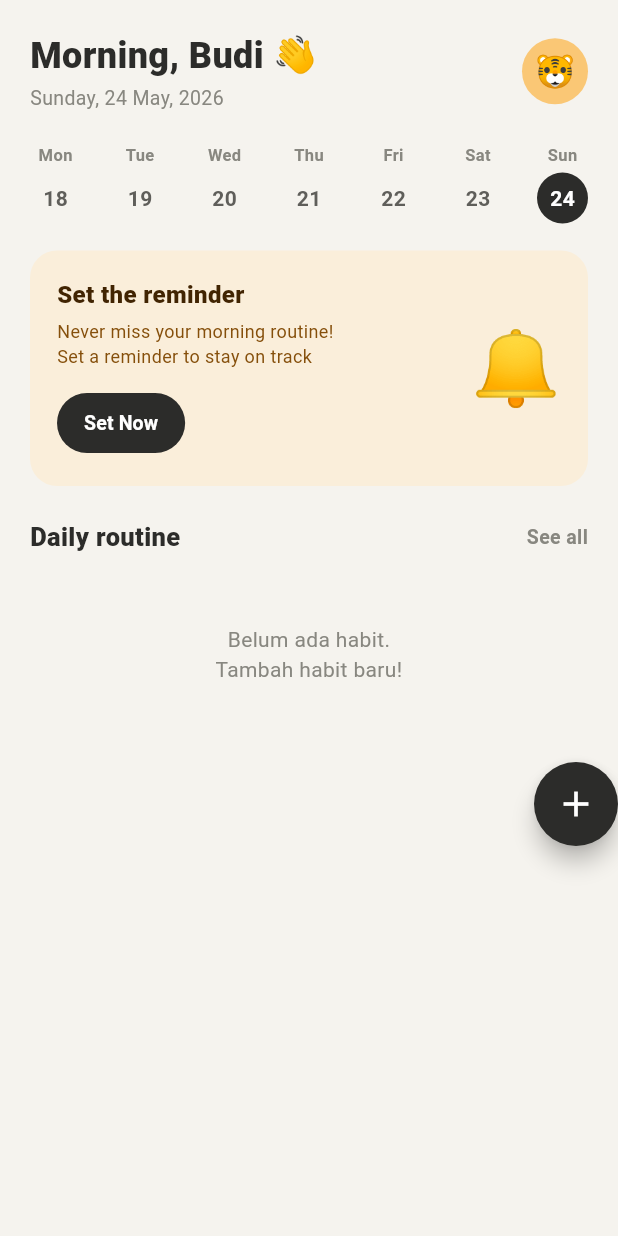
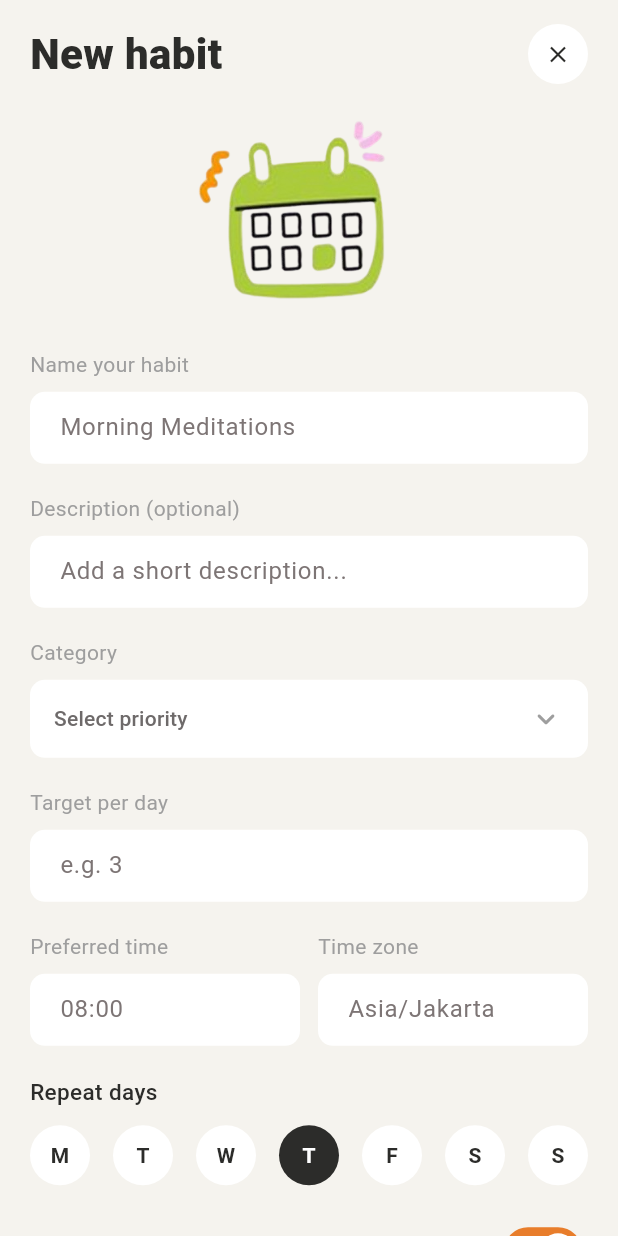
Before and after one commit to Llyod-17/ai-habit-tracker, a Flutter app: the HomePages screen opened directly, after a tap on the "add" icon, on a phone screen of 412 x 824 dp. Run offline on Flutter 3.47's test engine with Material 3 defaults, Android fonts, the phone set to English and light mode, and no system bars; our stand-ins replace get, get_storage, loading_animation_widget; accounts and stored records are empty; network calls fail.

Commit message:
add habit

```diff
--- a/lib/main.dart
+++ b/lib/main.dart
@@ -26,7 +26,7 @@ class MyApp extends StatelessWidget {
       debugShowCheckedModeBanner: false,
       title: 'Habit Tracker',
 
-      home: isLoggedIn ? const HomePages() : const Choose(),
+      home: isLoggedIn ? const HomePages() : const HomePages(),
     );
   }
 }
--- a/lib/view/HomePages.dart
+++ b/lib/view/HomePages.dart
@@ -1,4 +1,5 @@
 import 'package:ai_habit_tracker/controller/HabitController.dart';
+import 'package:ai_habit_tracker/view/addHabit.dart';
 import 'package:flutter/material.dart';
 import 'package:get/get.dart';
 import 'package:intl/intl.dart';
@@ -179,7 +180,7 @@ class _HomePagesState extends State<HomePages> {
                           ),
                         ),
                         GestureDetector(
-                          onTap: () {}, // navigasi ke list semua habit
+                          onTap: () {},
                           child: const Text(
                             'See all',
                             style: TextStyle(fontSize: 13, color: Color(0xFF888780), fontWeight: FontWeight.w600),
@@ -231,7 +232,6 @@ class _HomePagesState extends State<HomePages> {
                               ),
                               child: Row(
                                 children: [
-                                  // Checkbox — tap untuk check-in
                                   GestureDetector(
                                     onTap: () => habitController.checkHabit(id),
                                     child: Container(
@@ -311,7 +311,7 @@ class _HomePagesState extends State<HomePages> {
             Positioned(
               bottom: 24, right: 0,
               child: FloatingActionButton(
-                onPressed: () {},
+                onPressed: () {Get.to(()=> addHabit());},
                 backgroundColor: const Color(0xFF2C2C2A),
                 shape: const CircleBorder(),
                 child: const Icon(Icons.add, color: Colors.white, size: 28),
--- /dev/null
+++ b/lib/view/addHabit.dart
@@ -0,0 +1,302 @@
+import 'package:flutter/material.dart';
+import 'package:ai_habit_tracker/widget/dataInput.dart';
+
+class addHabit extends StatefulWidget {
+  const addHabit({super.key});
+
+  @override
+  State<addHabit> createState() => _addHabitState();
+}
+
+class _addHabitState extends State<addHabit> {
+  final TextEditingController nameController = TextEditingController();
+  final TextEditingController descriptionController = TextEditingController();
+  final TextEditingController targetPerDayController = TextEditingController();
+  final TextEditingController preferredTimeController = TextEditingController();
+  final TextEditingController timeZoneController = TextEditingController();
+
+  String? selectedCategory;
+  bool reminderEnabled = true;
+
+  List<bool> selectedDays = [false, false, false, true, false, false, false];
+  final List<String> dayLabels = ['M', 'T', 'W', 'T', 'F', 'S', 'S'];
+  final List<String> categoryOptions = ['low', 'mid', 'high'];
+
+  @override
+  Widget build(BuildContext context) {
+    return Scaffold(
+      backgroundColor: const Color(0xFFF5F3EE),
+      body: SafeArea(
+        child: SingleChildScrollView(
+          child: Padding(
+            padding: const EdgeInsets.only(top: 16),
+            child: Column(
+              children: [
+                Padding(
+                  padding: const EdgeInsets.symmetric(horizontal: 20),
+                  child: Row(
+                    mainAxisAlignment: MainAxisAlignment.spaceBetween,
+                    children: [
+                      const Text(
+                        "New habit",
+                        style: TextStyle(
+                          fontSize: 28,
+                          fontWeight: FontWeight.w800,
+                          color: Color(0xFF2C2C2A),
+                        ),
+                      ),
+                      Container(
+                        width: 40,
+                        height: 40,
+                        decoration: const BoxDecoration(
+                          color: Colors.white,
+                          shape: BoxShape.circle,
+                        ),
+                        child: IconButton(
+                          icon: const Icon(Icons.close,
+                              size: 18, color: Color(0xFF2C2C2A)),
+                          onPressed: () => Navigator.pop(context),
+                        ),
+                      ),
+                    ],
+                  ),
+                ),
+
+                const SizedBox(height: 24),
+
+                Image.asset("assets/images/Habit.png", width: 160),
+
+                const SizedBox(height: 24),
+
+                Padding(
+                  padding: const EdgeInsets.symmetric(horizontal: 20),
+                  child: Column(
+                    crossAxisAlignment: CrossAxisAlignment.start,
+                    children: [
+
+                      // name
+                      const Text("Name your habit",
+                          style: TextStyle(color: Color(0xFF9E9E9E), fontSize: 14)),
+                      const SizedBox(height: 8),
+                      dataInputWidget(
+                        hintText: "Morning Meditations",
+                        controller: nameController,
+                        obscureText: false,
+                      ),
+
+                      const SizedBox(height: 20),
+
+                      const Text("Description (optional)",
+                          style: TextStyle(color: Color(0xFF9E9E9E), fontSize: 14)),
+                      const SizedBox(height: 8),
+                      dataInputWidget(
+                        hintText: "Add a short description...",
+                        controller: descriptionController,
+                        obscureText: false,
+                      ),
+
+                      const SizedBox(height: 20),
+
+                      const Text("Category",
+                          style: TextStyle(color: Color(0xFF9E9E9E), fontSize: 14)),
+                      const SizedBox(height: 8),
+                      Container(
+                        height: 52,
+                        decoration: BoxDecoration(
+                          color: Colors.white,
+                          borderRadius: BorderRadius.circular(10),
+                        ),
+                        padding: const EdgeInsets.symmetric(horizontal: 16),
+                        child: DropdownButtonHideUnderline(
+                          child: DropdownButton<String>(
+                            value: selectedCategory,
+                            isExpanded: true,
+                            hint: const Text(
+                              "Select priority",
+                              style: TextStyle(color: Color(0xFF6E6A6A), fontSize: 14),
+                            ),
+                            icon: const Icon(Icons.keyboard_arrow_down_rounded,
+                                color: Color(0xFF9E9E9E)),
+                            items: categoryOptions.map((String val) {
+                              return DropdownMenuItem<String>(
+                                value: val,
+                                child: Text(
+                                  val[0].toUpperCase() + val.substring(1),
+                                  style: const TextStyle(
+                                      color: Color(0xFF2C2C2A), fontSize: 14),
+                                ),
+                              );
+                            }).toList(),
+                            onChanged: (val) =>
+                                setState(() => selectedCategory = val),
+                          ),
+                        ),
+                      ),
+
+                      const SizedBox(height: 20),
+
+                      const Text("Target per day",
+                          style: TextStyle(color: Color(0xFF9E9E9E), fontSize: 14)),
+                      const SizedBox(height: 8),
+                      dataInputWidget(
+                        hintText: "e.g. 3",
+                        controller: targetPerDayController,
+                        obscureText: false,
+                        // keyboardType: TextInputType.number,
+                      ),
+
+                      const SizedBox(height: 20),
+
+                      // preferred_time & time_zone
+                      Row(
+                        crossAxisAlignment: CrossAxisAlignment.start,
+                        children: [
+                          Expanded(
+                            child: Column(
+                              crossAxisAlignment: CrossAxisAlignment.start,
+                              children: [
+                                const Text("Preferred time",
+                                    style: TextStyle(
+                                        color: Color(0xFF9E9E9E), fontSize: 14)),
+                                const SizedBox(height: 8),
+                                dataInputWidget(
+                                  hintText: "08:00",
+                                  controller: preferredTimeController,
+                                  obscureText: false,
+                                  // suffixIcon: const Icon(
+                                  //   Icons.access_time_rounded,
+                                  //   size: 18,
+                                  //   color: Color(0xFF9E9E9E),
+                                  // ),
+                                ),
+                              ],
+                            ),
+                          ),
+                          const SizedBox(width: 12),
+                          Expanded(
+                            child: Column(
+                              crossAxisAlignment: CrossAxisAlignment.start,
+                              children: [
+                                const Text("Time zone",
+                                    style: TextStyle(
+                                        color: Color(0xFF9E9E9E), fontSize: 14)),
+                                const SizedBox(height: 8),
+                                dataInputWidget(
+                                  hintText: "Asia/Jakarta",
+                                  controller: timeZoneController,
+                                  obscureText: false,
+                                ),
+                              ],
+                            ),
+                          ),
+                        ],
+                      ),
+
+                      const SizedBox(height: 20),
+
+                      // repeat days
+                      const Text(
+                        "Repeat days",
+                        style: TextStyle(
+                          color: Color(0xFF2C2C2A),
+                          fontSize: 15,
+                          fontWeight: FontWeight.w500,
+                        ),
+                      ),
+                      const SizedBox(height: 12),
+                      Row(
+                        mainAxisAlignment: MainAxisAlignment.spaceBetween,
+                        children: List.generate(7, (index) {
+                          final isSelected = selectedDays[index];
+                          return GestureDetector(
+                            onTap: () => setState(
+                                () => selectedDays[index] = !selectedDays[index]),
+                            child: AnimatedContainer(
+                              duration: const Duration(milliseconds: 200),
+                              width: 40,
+                              height: 40,
+                              decoration: BoxDecoration(
+                                color: isSelected
+                                    ? const Color(0xFF2C2C2A)
+                                    : Colors.white,
+                                shape: BoxShape.circle,
+                              ),
+                              child: Center(
+                                child: Text(
+                                  dayLabels[index],
+                                  style: TextStyle(
+                                    color: isSelected
+                                        ? Colors.white
+                                        : const Color(0xFF2C2C2A),
+                                    fontWeight: FontWeight.w600,
+                                    fontSize: 14,
+                                  ),
+                                ),
+                              ),
+                            ),
+                          );
+                        }),
+                      ),
+
+                      const SizedBox(height: 20),
+
+                      Row(
+                        mainAxisAlignment: MainAxisAlignment.spaceBetween,
+                        children: [
+                          const Text(
+                            "Get reminders",
+                            style: TextStyle(
+                              color: Color(0xFF2C2C2A),
+                              fontSize: 15,
+                              fontWeight: FontWeight.w500,
+                            ),
+                          ),
+                          Switch(
+                            value: reminderEnabled,
+                            onChanged: (val) =>
+                                setState(() => reminderEnabled = val),
+                            activeColor: Colors.white,
+                            activeTrackColor: const Color(0xFFE87D2B),
+                            inactiveThumbColor: Colors.white,
+                            inactiveTrackColor: const Color(0xFFDDDBD6),
+                          ),
+                        ],
+                      ),
+
+                      const SizedBox(height: 28),
+
+                      SizedBox(
+                        width: double.infinity,
+                        height: 56,
+                        child: ElevatedButton(
+                          onPressed: () {},
+                          style: ElevatedButton.styleFrom(
+                            backgroundColor: const Color(0xFFE87D2B),
+                            shape: RoundedRectangleBorder(
+                              borderRadius: BorderRadius.circular(16),
+                            ),
+                            elevation: 0,
+                          ),
+                          child: const Text(
+                            "Save Habit",
+                            style: TextStyle(
+                              color: Colors.white,
+                              fontSize: 16,
+                              fontWeight: FontWeight.w700,
+                            ),
+                          ),
+                        ),
+                      ),
+
+                      const SizedBox(height: 24),
+                    ],
+                  ),
+                ),
+              ],
+            ),
+          ),
+        ),
+      ),
+    );
+  }
+}
--- /dev/null
+++ b/lib/widget/dataInput.dart
@@ -0,0 +1,32 @@
+import 'package:flutter/material.dart';
+
+class dataInputWidget extends StatelessWidget {
+  const dataInputWidget({
+    super.key, required this.hintText, required this.controller, required this.obscureText
+  });
+
+  final String hintText;
+  final TextEditingController controller;
+  final bool obscureText;
+
+  @override
+  Widget build(BuildContext context) {
+    return Container(
+     width: double.infinity,
+
+     decoration: BoxDecoration(
+       color: const Color.fromARGB(255, 255, 255, 255),
+       borderRadius: BorderRadius.circular(10)
+     ),
+     child:  TextField(
+      obscureText: obscureText,
+        controller: controller,
+       decoration: InputDecoration(
+         border: InputBorder.none,
+         hintText: hintText , hintStyle: TextStyle(color: const Color.fromARGB(255, 125, 117, 117)),
+         contentPadding: EdgeInsets.symmetric(horizontal: 20)
+       ),
+     ),
+    );
+  }
+}
```
Also changed, not shown: assets/images/Habit.png (added).
